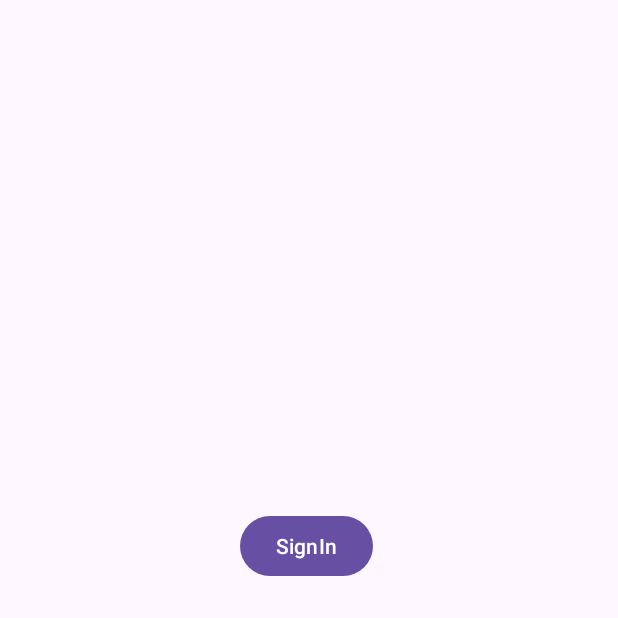
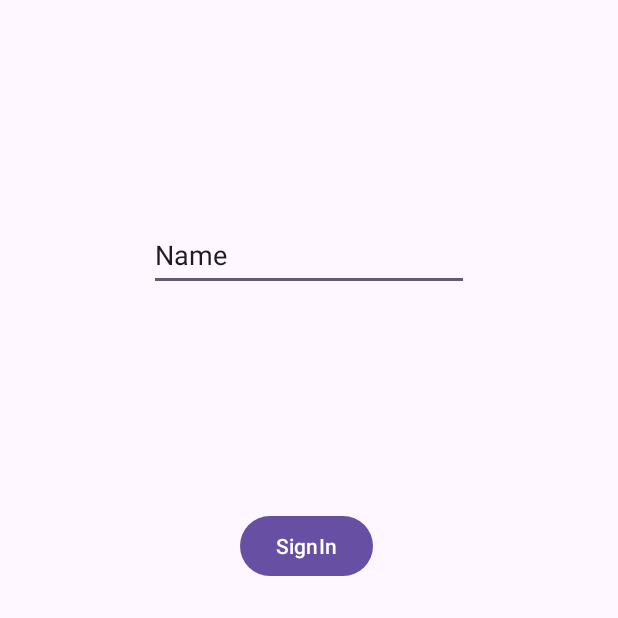
Before and after one commit to holycan201/Sospel-Apk, an Android app: the screen it shows after launch (MainActivity), on a phone screen of 412 x 824 dp, the top half of it. Run offline under Robolectric (Android 15) with nearby library versions, the phone set to English and light mode, and no system bars.

```diff
--- a/app/src/main/java/com/holycan/myapplication/MainActivity.java
+++ b/app/src/main/java/com/holycan/myapplication/MainActivity.java
@@ -4,6 +4,7 @@ import android.content.Intent;
 import android.os.Bundle;
 import android.view.View;
 import android.widget.Button;
+import android.widget.EditText;
 
 import androidx.activity.EdgeToEdge;
 import androidx.appcompat.app.AppCompatActivity;
@@ -15,11 +16,15 @@ public class MainActivity extends AppCompatActivity {
 
     Button btnSignin;
 
+    EditText etUsername;
+
     @Override
     protected void onCreate(Bundle savedInstanceState) {
         super.onCreate(savedInstanceState);
         EdgeToEdge.enable(this);
         setContentView(R.layout.activity_main);
+
+        etUsername = (EditText) findViewById(R.id.etUsername);
 
         btnSignin = (Button) findViewById(R.id.btnSignin);
 
@@ -33,6 +38,11 @@ public class MainActivity extends AppCompatActivity {
     }
 
     private void onCLick(View view) {
-        startActivity(new Intent(MainActivity.this, MainActivity2.class));
+        Intent i = new Intent(MainActivity.this, MainActivity2.class);
+
+        i.putExtra("username", etUsername.getText().toString());
+
+        startActivity(i);
+
     }
 }
--- a/app/src/main/res/layout/activity_main.xml
+++ b/app/src/main/res/layout/activity_main.xml
@@ -16,4 +16,17 @@
         android:text="@string/signin"
         app:layout_constraintEnd_toEndOf="parent"
         app:layout_constraintTop_toTopOf="parent" />
+
+    <EditText
+        android:id="@+id/etUsername"
+        android:layout_width="wrap_content"
+        android:layout_height="wrap_content"
+        android:minHeight="48dp"
+        android:ems="10"
+        android:inputType="text"
+        android:text="Name"
+        app:layout_constraintBottom_toTopOf="@+id/btnSignin"
+        app:layout_constraintEnd_toEndOf="parent"
+        app:layout_constraintStart_toStartOf="parent"
+        app:layout_constraintTop_toTopOf="parent" />
 </androidx.constraintlayout.widget.ConstraintLayout>
```
